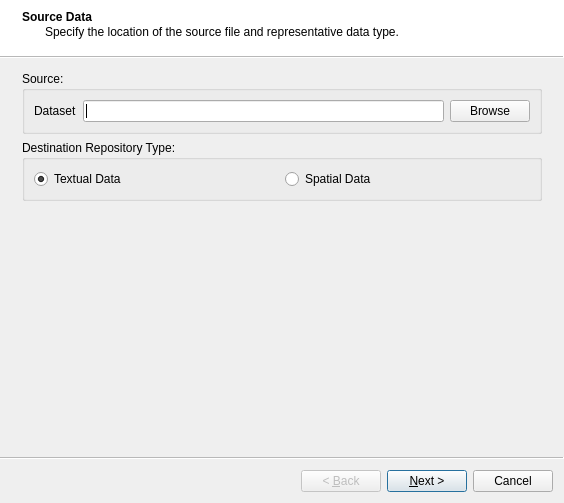
The window that ui/ui_import_data.ui (gltn/stdm) describes before a commit, drawn with Qt 5.
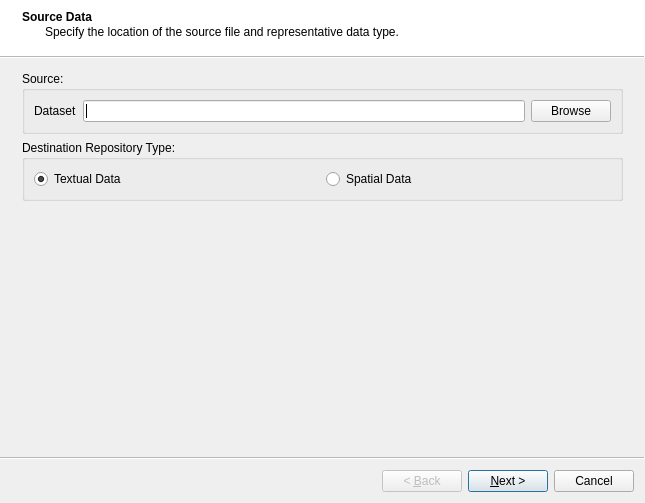
The same window after the commit. Icons and pictures are not drawn.

What changed in the file:
```diff
--- a/ui/ui_import_data.ui
+++ b/ui/ui_import_data.ui
@@ -6,7 +6,7 @@
    <rect>
     <x>0</x>
     <y>0</y>
-    <width>564</width>
+    <width>645</width>
     <height>503</height>
    </rect>
   </property>
```
Left out of the diff: 353 changed lines with no effect on the pictures.
